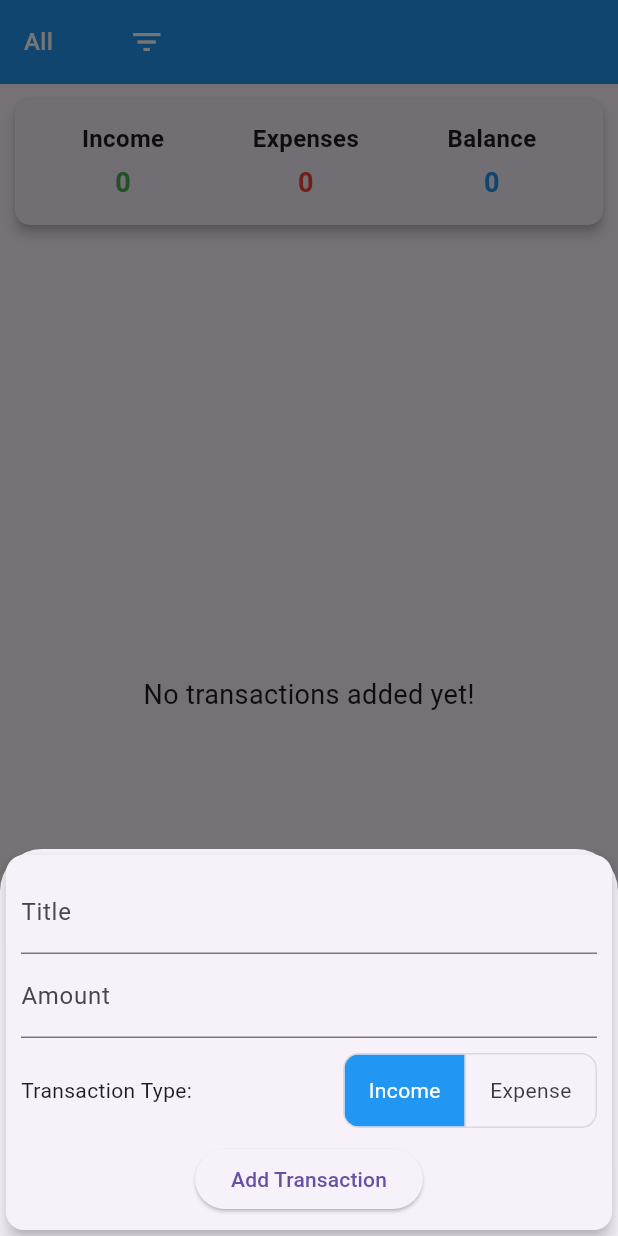
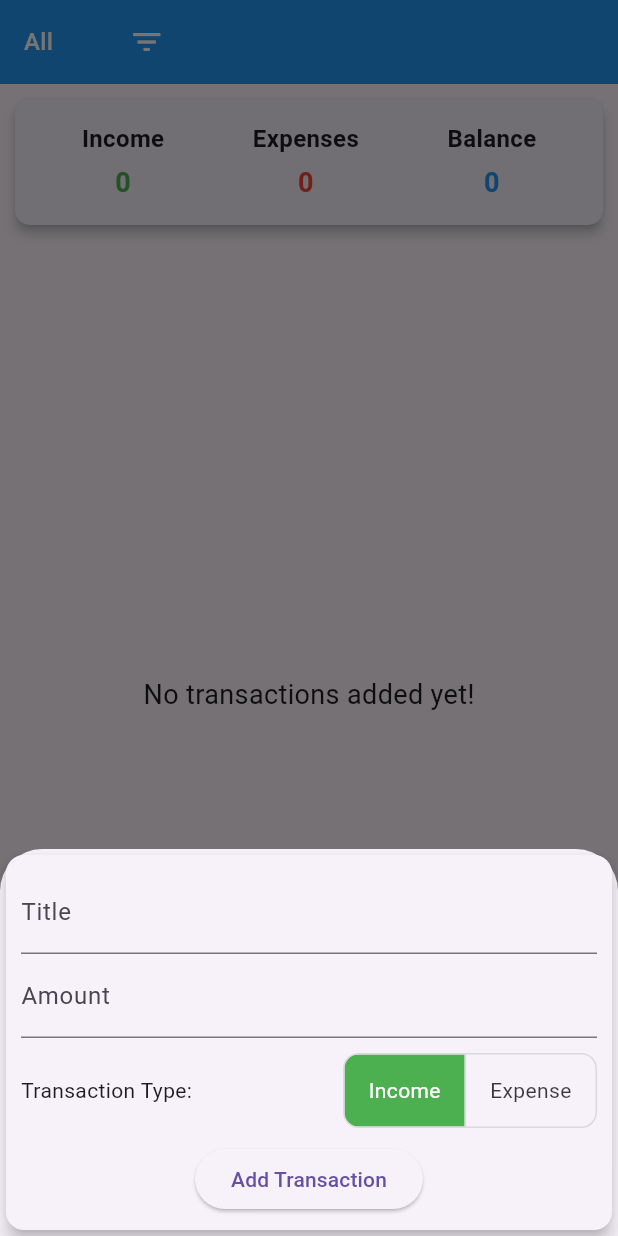
Before and after one commit to abrartaf/DompetKu, a Flutter app: the screen it shows after launch, after a tap on the "add" icon, on a phone screen of 412 x 824 dp. Run offline on Flutter 3.47's test engine with Material 3 defaults, Android fonts, the phone set to English and light mode, and no system bars; our stand-ins replace cloud_firestore, firebase_core, fl_chart; accounts and stored records are empty.

Commit message:
changing form button

```diff
--- a/lib/screens/chart_screen.dart
+++ b/lib/screens/chart_screen.dart
@@ -9,8 +9,8 @@ class ChartScreen extends StatefulWidget {
 
 class _ChartScreenState extends State<ChartScreen> {
   String _selectedPeriod = "Monthly"; // Default period
-  DateTime _startDate = DateTime(2024, 11, 1);
-  DateTime _endDate = DateTime(2024, 11, 30);
+  DateTime _startDate = DateTime(2024, 12, 1);
+  DateTime _endDate = DateTime(2024, 12, 30);
 
   // Fetch income and expense data from Firestore
   Stream<Map<String, double>> _fetchChartData() {
@@ -141,7 +141,7 @@ class _ChartScreenState extends State<ChartScreen> {
                                 ),
                               ),
                               Text(
-                                "IDR ${netIncome.toStringAsFixed(0)}",
+                                "Rp ${netIncome.toStringAsFixed(0)}",
                                 style: TextStyle(
                                   fontSize: 18,
                                   fontWeight: FontWeight.bold,
@@ -211,7 +211,7 @@ class _ChartScreenState extends State<ChartScreen> {
           style: TextStyle(fontSize: 16, fontWeight: FontWeight.bold),
         ),
         Text(
-          "IDR ${value.toStringAsFixed(0)}",
+          "Rp ${value.toStringAsFixed(0)}",
           style: TextStyle(fontSize: 14, color: color),
         ),
       ],
--- a/lib/widgets/transaction_form.dart
+++ b/lib/widgets/transaction_form.dart
@@ -1,10 +1,14 @@
 import 'package:flutter/material.dart';
-import 'package:cloud_firestore/cloud_firestore.dart' as firestore; // Prefix Firestore import
-import '../models/transaction.dart' as model; // Prefix the custom Transaction model
+import 'package:cloud_firestore/cloud_firestore.dart'
+    as firestore; // Prefix Firestore import
+import '../models/transaction.dart'
+    as model; // Prefix the custom Transaction model
 
 class TransactionForm extends StatefulWidget {
-  final model.Transaction? transactionToEdit; // Use the custom Transaction model
-  final Function()? onTransactionUpdated; // Callback to refresh the parent state
+  final model.Transaction?
+      transactionToEdit; // Use the custom Transaction model
+  final Function()?
+      onTransactionUpdated; // Callback to refresh the parent state
 
   TransactionForm({
     this.transactionToEdit,
@@ -46,7 +50,8 @@ class _TransactionFormState extends State<TransactionForm> {
     }
 
     try {
-      final transactionsCollection = firestore.FirebaseFirestore.instance.collection('transactions');
+      final transactionsCollection =
+          firestore.FirebaseFirestore.instance.collection('transactions');
 
       if (widget.transactionToEdit != null) {
         // Update existing transaction
@@ -107,12 +112,15 @@ class _TransactionFormState extends State<TransactionForm> {
                   isSelected: [_isIncome, !_isIncome],
                   onPressed: (index) {
                     setState(() {
-                      _isIncome = index == 0; // Index 0 -> Income, Index 1 -> Expense
+                      _isIncome =
+                          index == 0; // Index 0 -> Income, Index 1 -> Expense
                     });
                   },
                   borderRadius: BorderRadius.circular(10),
                   selectedColor: Colors.white,
-                  fillColor: Colors.blue,
+                  fillColor: _isIncome
+                      ? Colors.green
+                      : Colors.red, // Dynamically set color
                   children: [
                     Padding(
                       padding: const EdgeInsets.symmetric(horizontal: 16.0),
```
